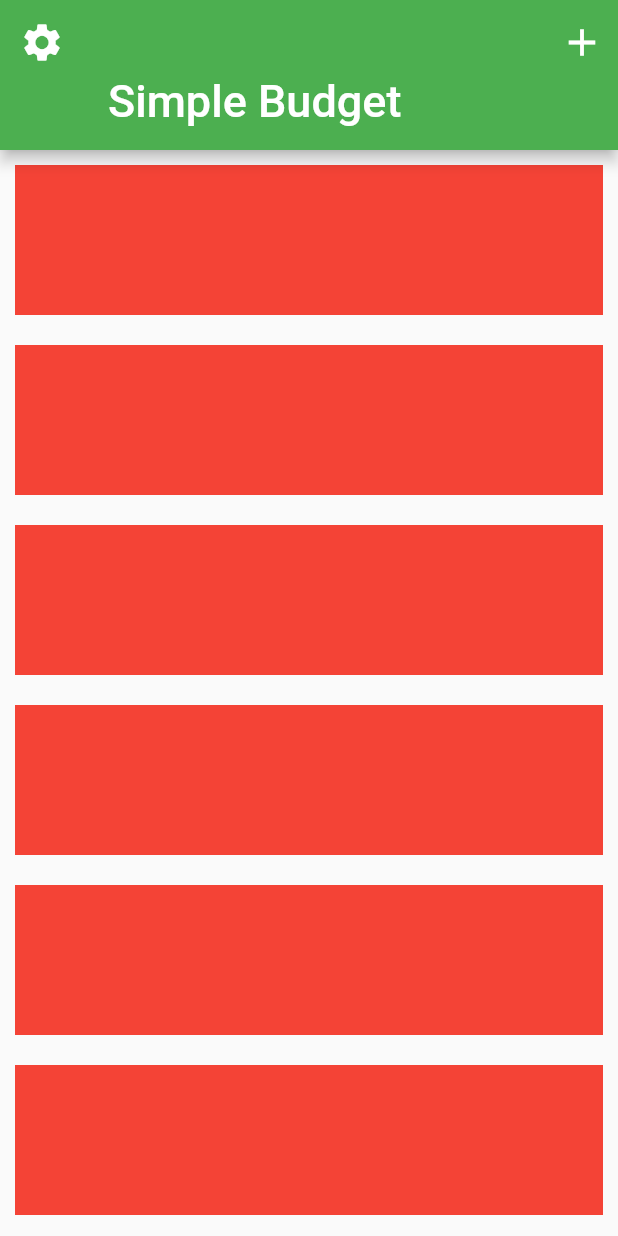
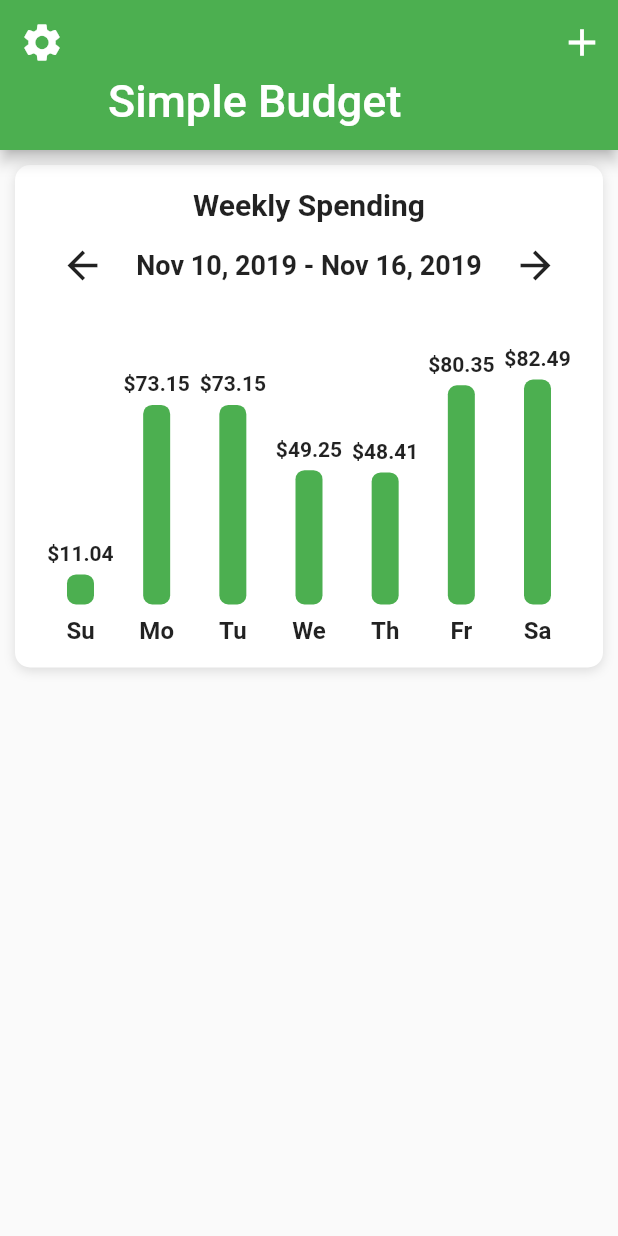
Before and after one commit to TomasKulik/BudgetAppUI, a Flutter app: the screen it shows after launch, on a phone screen of 412 x 824 dp. Run offline on Flutter 3.47's test engine with Material 2 defaults, Android fonts, the phone set to English and light mode, and no system bars.

Commit message:
Bar charts

```diff
--- a/lib/screens/home_screen.dart
+++ b/lib/screens/home_screen.dart
@@ -1,4 +1,6 @@
 import 'package:flutter/material.dart';
+import 'package:flutter_budget_ui/data/data.dart';
+import 'package:flutter_budget_ui/widgets/bar_chart.dart';
 
 class HomeScreen extends StatefulWidget {
   @override
@@ -36,11 +38,21 @@ class _HomeScreenState extends State<HomeScreen> {
               (BuildContext context, int index) {
                 return Container(
                   margin: EdgeInsets.all(10.0),
-                  height: 100.0,
-                  color: Colors.red,
+                  decoration: BoxDecoration(
+                    color: Colors.white,
+                    boxShadow: [
+                      BoxShadow(
+                        color: Colors.black12,
+                        offset: Offset(0, 2),
+                        blurRadius: 6.0,
+                      ),
+                    ],
+                    borderRadius: BorderRadius.circular(10.0),
+                  ),
+                  child: BarChart(weeklySpending),
                 );
               },
-              childCount: 10,
+              childCount: 1,
             ),
           )
         ],
--- /dev/null
+++ b/lib/widgets/bar_chart.dart
@@ -0,0 +1,139 @@
+import 'package:flutter/material.dart';
+
+class BarChart extends StatelessWidget {
+  final List<double> expenses;
+
+  BarChart(this.expenses);
+
+  @override
+  Widget build(BuildContext context) {
+    double mostExpensive = 0;
+    expenses.forEach((double price) {
+      if (price > mostExpensive) {
+        mostExpensive = price;
+      }
+    });
+
+    return Padding(
+      padding: EdgeInsets.all(15.0),
+      child: Column(
+        children: <Widget>[
+          Text(
+            'Weekly Spending',
+            style: TextStyle(
+              fontSize: 20.0,
+              fontWeight: FontWeight.bold,
+            ),
+          ),
+          SizedBox(height: 5.0),
+          Row(
+            mainAxisAlignment: MainAxisAlignment.spaceAround,
+            children: <Widget>[
+              IconButton(
+                icon: Icon(Icons.arrow_back),
+                iconSize: 30.0,
+                onPressed: () {},
+              ),
+              Text(
+                'Nov 10, 2019 - Nov 16, 2019',
+                style: TextStyle(
+                  fontSize: 18.0,
+                  fontWeight: FontWeight.w600,
+                ),
+              ),
+              IconButton(
+                icon: Icon(Icons.arrow_forward),
+                iconSize: 30.0,
+                onPressed: () {},
+              ),
+            ],
+          ),
+          SizedBox(height: 30.0),
+          Row(
+            mainAxisAlignment: MainAxisAlignment.spaceEvenly,
+            crossAxisAlignment: CrossAxisAlignment.end,
+            children: <Widget>[
+              Bar(
+                label: 'Su',
+                amountSpent: expenses[0],
+                mostExpensive: mostExpensive,
+              ),
+              Bar(
+                label: 'Mo',
+                amountSpent: expenses[1],
+                mostExpensive: mostExpensive,
+              ),
+              Bar(
+                label: 'Tu',
+                amountSpent: expenses[1],
+                mostExpensive: mostExpensive,
+              ),
+              Bar(
+                label: 'We',
+                amountSpent: expenses[2],
+                mostExpensive: mostExpensive,
+              ),
+              Bar(
+                label: 'Th',
+                amountSpent: expenses[3],
+                mostExpensive: mostExpensive,
+              ),
+              Bar(
+                label: 'Fr',
+                amountSpent: expenses[4],
+                mostExpensive: mostExpensive,
+              ),
+              Bar(
+                label: 'Sa',
+                amountSpent: expenses[5],
+                mostExpensive: mostExpensive,
+              ),
+            ],
+          )
+        ],
+      ),
+    );
+  }
+}
+
+class Bar extends StatelessWidget {
+  final String label;
+  final double amountSpent;
+  final double mostExpensive;
+
+  final double _maxBarHeight = 150.0;
+
+  Bar({this.label, this.amountSpent, this.mostExpensive});
+
+  @override
+  Widget build(BuildContext context) {
+    final barHeight = amountSpent / mostExpensive * _maxBarHeight;
+    return Column(
+      children: <Widget>[
+        Text(
+          '\$${amountSpent.toStringAsFixed(2)}',
+          style: TextStyle(
+            fontWeight: FontWeight.w600,
+          ),
+        ),
+        SizedBox(height: 6.0),
+        Container(
+          height: barHeight,
+          width: 18.0,
+          decoration: BoxDecoration(
+            color: Theme.of(context).primaryColor,
+            borderRadius: BorderRadius.circular(6.0),
+          ),
+        ),
+        SizedBox(height: 8.0),
+        Text(
+          label,
+          style: TextStyle(
+            fontSize: 16.0,
+            fontWeight: FontWeight.w600,
+          ),
+        ),
+      ],
+    );
+  }
+}
```
